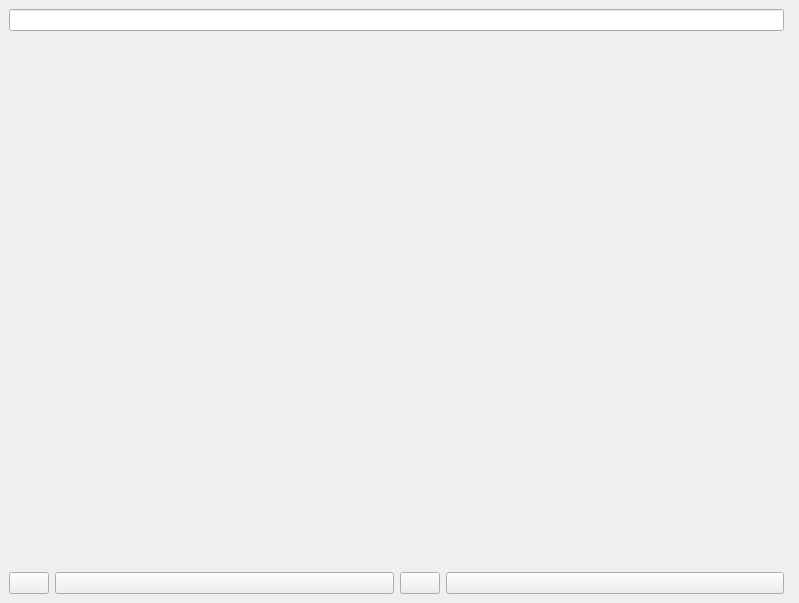
Before: the Qt Designer form frontend/mobile/mainwindow.ui in SunRise757/RemoteTouchpad, drawn with Qt 5.
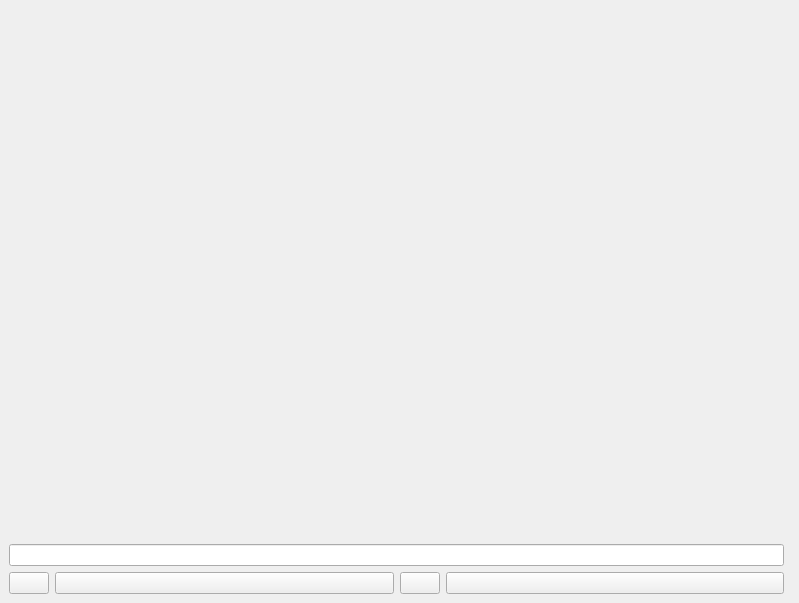
After: the same form once the commit is applied. Icons and pictures are not drawn. Custom widgets are drawn as their Qt base class.

Diff of the .ui file:
```diff
--- a/frontend/mobile/mainwindow.ui
+++ b/frontend/mobile/mainwindow.ui
@@ -19,10 +19,7 @@
   <widget class="QWidget" name="centralwidget">
    <layout class="QHBoxLayout" name="horizontalLayout">
     <item>
-     <layout class="QVBoxLayout" name="verticalLayout" stretch="0,1,0">
-      <item>
-       <widget class="QLineEdit" name="lineEdit"/>
-      </item>
+     <layout class="QVBoxLayout" name="verticalLayout" stretch="1,0,0">
       <item>
        <spacer name="verticalSpacer">
         <property name="orientation">
@@ -36,6 +33,9 @@
         </property>
        </spacer>
       </item>
+      <item>
+       <widget class="QLineEdit" name="lineEdit"/>
+      </item>
       <item>
        <layout class="QHBoxLayout" name="mouseButtonsLayout" stretch="1,10,1,10">
         <item>
```
